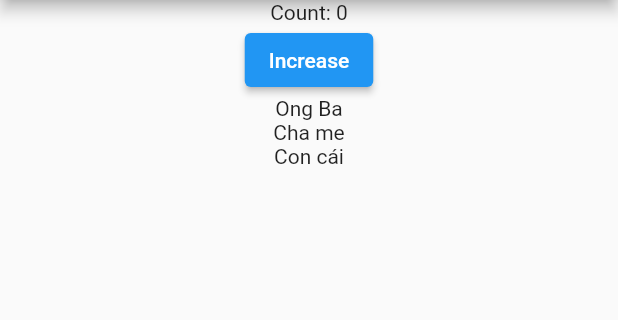
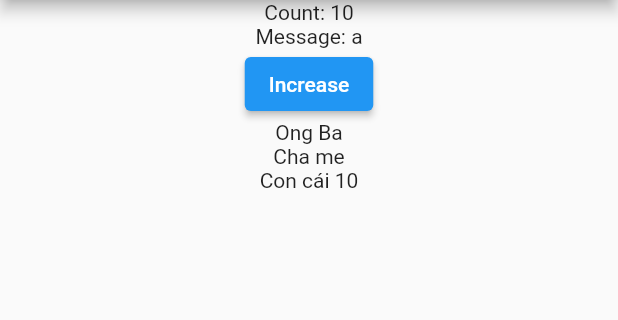
Before and after one commit to phamtanphat/inherited_29092022, a Flutter app: the screen it shows after launch, after a tap on "Increase", on a phone screen of 412 x 824 dp, the part 84-404 px from its top. Run offline on Flutter 3.47's test engine with Material 2 defaults, Android fonts, the phone set to English and light mode, and no system bars.

Commit message:
inherited widget

```diff
--- a/lib/demo_build_context.dart
+++ b/lib/demo_build_context.dart
@@ -40,7 +40,8 @@ class ContainerWidget extends StatefulWidget {
 
 class _ContainerWidgetState extends State<ContainerWidget> {
 
-  int count = 0;
+  int count = 10;
+  String message = "";
 
   @override
   Widget build(BuildContext context) {
@@ -48,14 +49,38 @@ class _ContainerWidgetState extends State<ContainerWidget> {
       child: Column(
         children: [
           Text("Count: $count"),
+          Text("Message: $message"),
           ElevatedButton(onPressed: (){
-
+            setState((){
+              message += "a";
+            });
           }, child: Text("Increase")),
-          widget.child
+          MyInheritedWidget(
+              child: widget.child,
+              count: count,
+              message: message,
+          )
         ],
       ),
     );
   }
+}
+
+class MyInheritedWidget extends InheritedWidget{
+  int count;
+  String message;
+
+  MyInheritedWidget({required super.child, required this.count, required this.message});
+
+  static of(BuildContext context){
+    return context.dependOnInheritedWidgetOfExactType<MyInheritedWidget>();
+  }
+
+  @override
+  bool updateShouldNotify(covariant MyInheritedWidget oldWidget) {
+    return oldWidget.count != count;
+  }
+
 }
 
 
@@ -77,6 +102,7 @@ class Ongba extends StatefulWidget {
 class _OngbaState extends State<Ongba> {
   @override
   Widget build(BuildContext context) {
+    print("Ong ba Build");
     return Column(
       mainAxisAlignment: MainAxisAlignment.center,
       children: [
@@ -99,6 +125,7 @@ class Chame extends StatefulWidget {
 class _ChameState extends State<Chame> {
   @override
   Widget build(BuildContext context) {
+    print("Cha me Build");
     return Column(
       mainAxisAlignment: MainAxisAlignment.center,
       children: [
@@ -118,8 +145,10 @@ class ConCai extends StatefulWidget {
 class _ConCaiState extends State<ConCai> {
   @override
   Widget build(BuildContext context) {
+    print("Con cai Build");
+    MyInheritedWidget inheritedWidget = MyInheritedWidget.of(context);
     return Container(
-      child: Text("Con cái"),
+      child: Text("Con cái ${inheritedWidget.count}"),
     );
   }
 }
```
